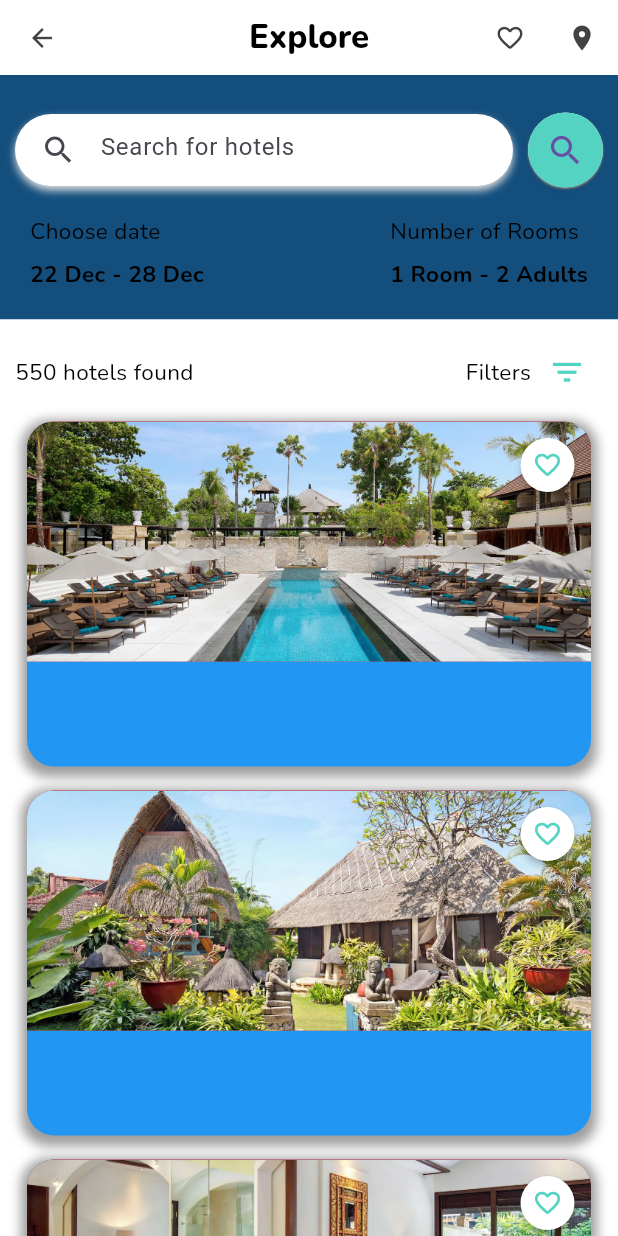
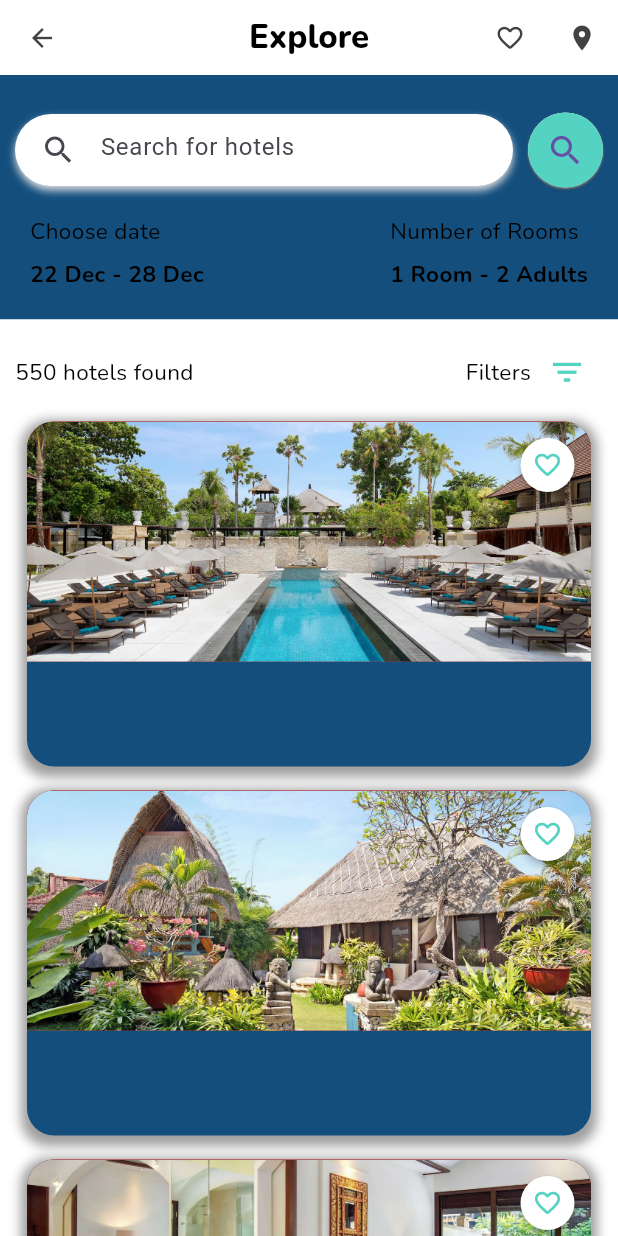
Before and after one commit to samiigll/flutterhotels, a Flutter app: the screen it shows after launch, on a phone screen of 412 x 824 dp. Run offline on Flutter 3.47's test engine with Material 3 defaults, Android fonts, the light colour scheme and no system bars; our stand-ins replace google_fonts.

Commit message:
refactor: Update hotel card image container color

```diff
--- a/lib/main.dart
+++ b/lib/main.dart
@@ -321,7 +321,7 @@ class _HotelCardState extends State<HotelCard> {
         height: 230,
         width: double.infinity,
         decoration: BoxDecoration(
-          color: Colors.blue,
+          color: const Color.fromARGB(255, 19, 78, 125),
           borderRadius: BorderRadius.circular(18),
           boxShadow: const [
             BoxShadow(
```
